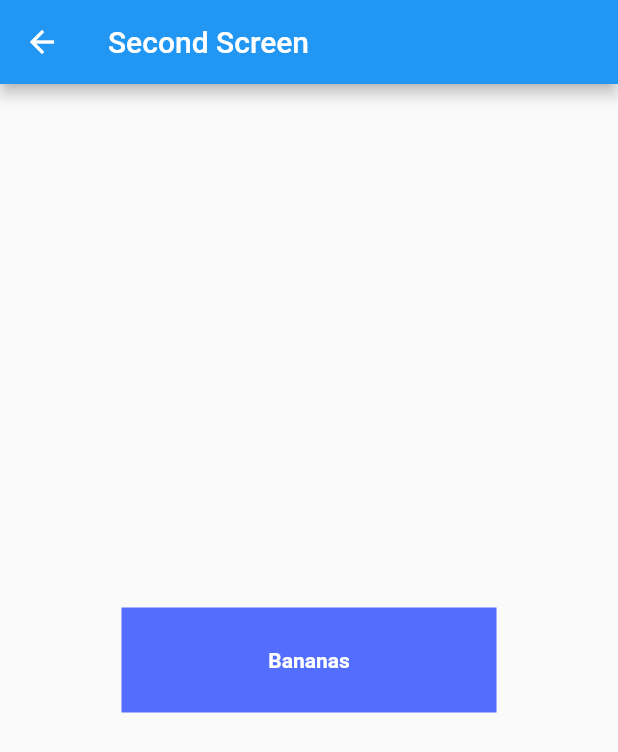
After one commit to KwonSoHyeun/flutter_ui, a Flutter app: the screen it shows after launch, after a tap on "Page 이동 with param", on a phone screen of 412 x 824 dp. The commit adds this screen. Shown: the top 752 px of the screen. Run offline on Flutter 3.47's test engine with Material 2 defaults, Android fonts, the phone set to English and light mode, and no system bars.

Commit message:
인자값이 있는 화면 이동

```diff
--- a/flutter_ui_application/lib/src/home/homepage.dart
+++ b/flutter_ui_application/lib/src/home/homepage.dart
@@ -1,10 +1,13 @@
 import 'package:flutter/material.dart';
+import 'package:flutter_ui_application/src/route/secondpage_param.dart';
 import 'package:flutter_ui_application/src/route/secondpage.dart';
 import 'package:flutter_ui_application/src/row/row_widget.dart';
 import 'package:flutter_ui_application/src/row/row_crossaxisalign.dart';
 import 'package:flutter_ui_application/src/row/flex_widget.dart';
 
 class HomePage extends StatelessWidget {
+  final String fruits = "Bananas";
+
   @override
   Widget build(BuildContext context) {
     return Scaffold(
@@ -17,6 +20,16 @@ class HomePage extends StatelessWidget {
             onTap: () {
               Navigator.push(context,
                   MaterialPageRoute(builder: (context) => SecondRoute()));
+            },
+          ),
+          ListTile(
+            title: Text("Page 이동 with param"),
+            subtitle: Text("다른 페이지로의 인자값 전달 테스트입니다."),
+            onTap: () {
+              Navigator.push(
+                  context,
+                  MaterialPageRoute(
+                      builder: (context) => SecondRouteParam(fruits)));
             },
           ),
           ListTile(
--- /dev/null
+++ b/flutter_ui_application/lib/src/route/secondpage_param.dart
@@ -0,0 +1,32 @@
+import 'package:flutter/material.dart';
+
+// 두번째 라우트
+class SecondRouteParam extends StatelessWidget {
+  final String fruit;
+
+  SecondRouteParam(this.fruit);
+
+  @override
+  Widget build(BuildContext context) {
+    return Scaffold(
+      appBar: AppBar(title: Text("Second Screen")),
+      body: Center(
+        child: Column(
+          mainAxisAlignment: MainAxisAlignment.center,
+          children: <Widget>[
+            Container(
+                height: 70,
+                width: 250,
+                decoration: BoxDecoration(color: Colors.indigoAccent),
+                alignment: Alignment(0, 0),
+                child: Text(
+                  fruit,
+                  style: TextStyle(
+                      color: Colors.white, fontWeight: FontWeight.bold),
+                )),
+          ],
+        ),
+      ),
+    );
+  }
+}
```
